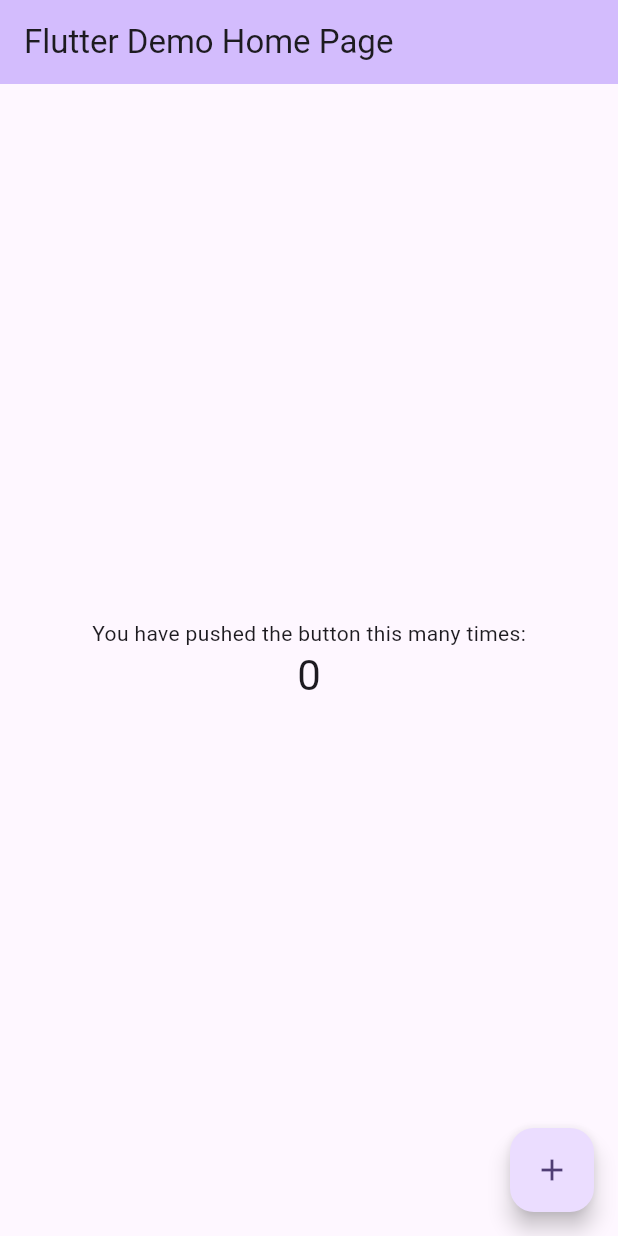
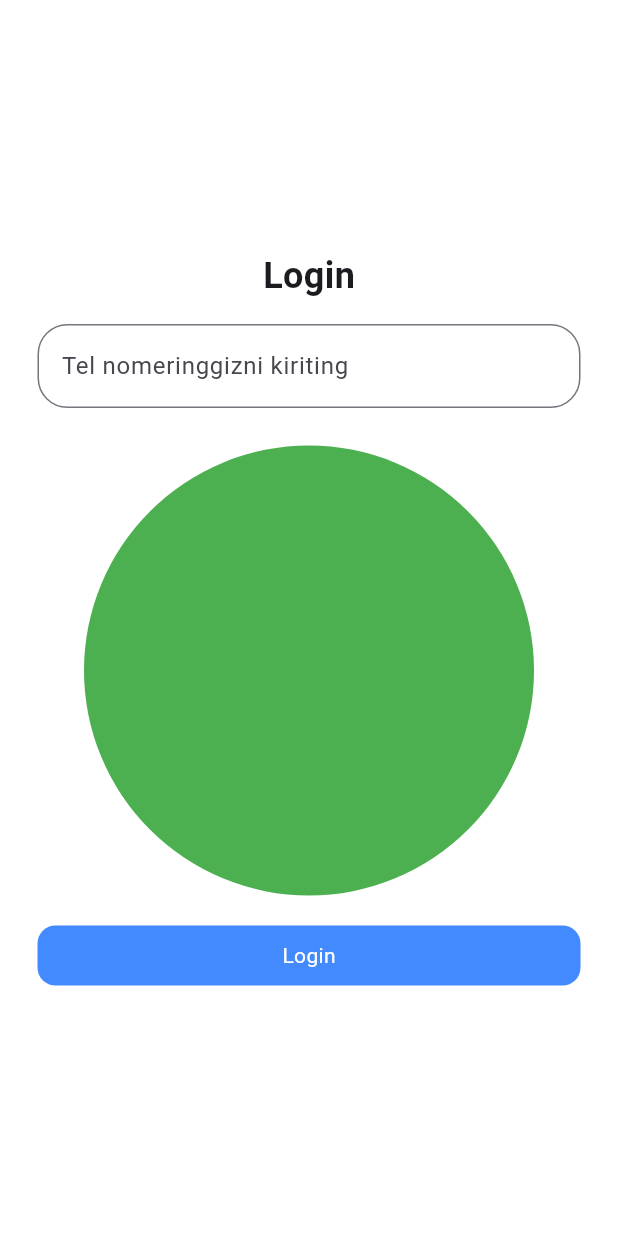
Before and after one commit to TeacherShoxrux/masofaviy_talim_talaba_flutter_web, a Flutter app: the screen it shows after launch, on a phone screen of 412 x 824 dp. Run offline on Flutter 3.47's test engine with Material 3 defaults, Android fonts, the phone set to English and light mode, and no system bars; our stand-ins replace go_router.

Commit message:
Routes add and page initialized

```diff
--- /dev/null
+++ b/lib/app/global/theme/app_colors.dart
@@ -0,0 +1,5 @@
+import 'package:flutter/material.dart';
+
+class AppColors {
+  static Color primaryColor=Colors.blueAccent;
+}
--- /dev/null
+++ b/lib/app/modules/login/login_page.dart
@@ -0,0 +1,37 @@
+import 'package:flutter/material.dart';
+import 'package:go_router/go_router.dart';
+import '../../widgets/app_text_field.dart';
+import '../../widgets/custom_button.dart';
+
+class LoginPage extends StatelessWidget {
+  const LoginPage({super.key});
+
+  @override
+  Widget build(BuildContext context) {
+    return Scaffold(
+      body: Center(
+        child: Container(
+          width: 500,
+          color: Colors.white,
+          child: Column(
+            mainAxisAlignment: MainAxisAlignment.center,
+            children: [
+              Text("Login", style: TextStyle(fontSize:24,fontWeight: FontWeight.w600),),
+              SizedBox(height: 15,),
+              Padding(padding: EdgeInsetsGeometry.symmetric(horizontal: 25), child: AppTextField(text: 'Tel nomeringgizni kiriting')),
+              SizedBox(height: 25,),
+              CircleAvatar(
+                radius: 150,
+                backgroundColor: Colors.green,
+              ),
+              SizedBox(height: 20,),
+              CustomButton(text: 'Login',onTap: (){
+                context.go('/home');
+              },)
+            ],
+          ),
+        ),
+      ),
+    );
+  }
+}
--- /dev/null
+++ b/lib/app/widgets/app_text_field.dart
@@ -0,0 +1,16 @@
+import 'package:flutter/material.dart';
+class AppTextField extends StatelessWidget {
+  const AppTextField({super.key, required this.text});
+  final String text;
+  @override
+  Widget build(BuildContext context) {
+    return TextField(
+    decoration: InputDecoration(
+      labelText: text,
+      border: OutlineInputBorder(
+
+        borderRadius: BorderRadius.circular(20))
+    ),
+    );
+  }
+}
--- /dev/null
+++ b/lib/app/widgets/custom_button.dart
@@ -0,0 +1,23 @@
+import 'package:flutter/material.dart';
+
+class CustomButton extends StatelessWidget {
+  const CustomButton({super.key, required this.text, this.onTap});
+  final String text;
+  final VoidCallback? onTap;
+  @override
+  Widget build(BuildContext context) {
+    return InkWell(
+      onTap: onTap,
+      child: Container(
+        margin: EdgeInsets.symmetric(horizontal: 25),
+        width: double.infinity,
+        padding: EdgeInsets.symmetric(horizontal: 20, vertical: 10),
+        decoration: BoxDecoration(
+          color: Colors.blueAccent,
+          borderRadius: BorderRadius.circular(12),
+        ),
+        child: Center(child: Text(text, style: TextStyle(color: Colors.white))),
+      ),
+    );
+  }
+}
--- a/lib/main.dart
+++ b/lib/main.dart
@@ -1,122 +1,209 @@
 import 'package:flutter/material.dart';
+import 'package:go_router/go_router.dart';
+import 'package:masofaviy_talim_talaba/app/modules/subjects/details/subject_details.dart';
+
+import 'app/modules/grades/grades_page.dart';
+import 'app/modules/home/home_page.dart';
+import 'app/modules/login/login_page.dart';
+import 'app/modules/main/main_layout.dart';
+//
+// void main() {
+//   runApp(MyApp());
+// }
+//
+// class MyApp extends StatelessWidget {
+//   final router = GoRouter(
+//     initialLocation: '/login',
+//     routes: [
+//       GoRoute(
+//         path: '/login',
+//         builder: (context, state) => LoginPage(),
+//       ),
+//       StatefulShellRoute.indexedStack(
+//         builder: (context, state, navigationShell) {
+//           return MainLayout(navigationShell: navigationShell);
+//         },
+//         branches: [
+//           StatefulShellBranch(
+//             routes: [
+//               GoRoute(
+//                 path: '/home',
+//                 builder: (context, state) => HomePage(),
+//               ),
+//             ],
+//           ),
+//           StatefulShellBranch(
+//             routes: [
+//               GoRoute(
+//                 path: '/settings',
+//                 builder: (context, state) => SettingsPage(),
+//               ),
+//             ],
+//           ),
+//         ],
+//       ),
+//     ],
+//   );
+//
+//   MyApp({super.key});
+//
+//   @override
+//   Widget build(BuildContext context) {
+//     return MaterialApp.router(
+//       routerConfig: router,
+//     );
+//   }
+// }
+
+// main.dart
+import 'package:flutter/material.dart';
+import 'package:go_router/go_router.dart';
+
+import 'app/modules/profile/profile_page.dart';
+import 'app/modules/subjects/subjects_page.dart';
 
 void main() {
-  runApp(const MyApp());
+  runApp(MyApp());
 }
 
 class MyApp extends StatelessWidget {
-  const MyApp({super.key});
+  MyApp({super.key});
 
-  // This widget is the root of your application.
+  final _router = GoRouter(
+    initialLocation: '/login',
+    routes: [
+      GoRoute(
+        path: '/login',
+        builder: (context, state) => LoginPage(),
+      ),
+      StatefulShellRoute.indexedStack(
+        builder: (context, state, navigationShell) {
+          return MainLayout(navigationShell: navigationShell);
+        },
+        branches: [
+          // Branch 0 -> Home
+          StatefulShellBranch(
+            routes: [
+              GoRoute(
+                path: '/home',
+                builder: (context, state) => HomePage(),
+
+              ),
+            ],
+          ),
+          // Branch 1 -> Reports
+          StatefulShellBranch(
+            routes: [
+              GoRoute(
+                path: '/subjects',
+                builder: (context, state) => SubjectsPage(),
+                  routes: [
+                    // GoRoute(
+                    //   path: 'subject',
+                    //   builder: (context, state) => UsersPage(),
+                    // ),
+                    GoRoute(
+                      path: '/:id',
+                      builder: (context, state) => SubjectDetails(subjectId: state.pathParameters['id']),
+                    )
+                  ]
+              ),
+            ],
+          ),
+          // Branch 2 -> Settings
+          StatefulShellBranch(
+            routes: [
+              GoRoute(
+                path: '/grades',
+                builder: (context, state) => GradesPage(),
+
+              ),
+            ],
+          ),
+          // Branch 3 -> Profile
+          StatefulShellBranch(
+            routes: [
+              GoRoute(
+                path: '/profile',
+                builder: (context, state) => ProfilePage(),
+              ),
+            ],
+          ),
+        ],
+      ),
+    ],
+    // optional: handle unknown or root
+    errorBuilder: (context, state) => Scaffold(
+      body: Center(child: Text('Page not found: ${state.uri.toString()}')),
+    ),
+  );
+
   @override
   Widget build(BuildContext context) {
-    return MaterialApp(
-      title: 'Flutter Demo',
-      theme: ThemeData(
-        // This is the theme of your application.
-        //
-        // TRY THIS: Try running your application with "flutter run". You'll see
-        // the application has a purple toolbar. Then, without quitting the app,
-        // try changing the seedColor in the colorScheme below to Colors.green
-        // and then invoke "hot reload" (save your changes or press the "hot
-        // reload" button in a Flutter-supported IDE, or press "r" if you used
-        // the command line to start the app).
-        //
-        // Notice that the counter didn't reset back to zero; the application
-        // state is not lost during the reload. To reset the state, use hot
-        // restart instead.
-        //
-        // This works for code too, not just values: Most code changes can be
-        // tested with just a hot reload.
-        colorScheme: .fromSeed(seedColor: Colors.deepPurple),
-      ),
-      home: const MyHomePage(title: 'Flutter Demo Home Page'),
+    return MaterialApp.router(
+      title: 'Masofaviy ta\'lim platformasi',
+      debugShowCheckedModeBanner: false,
+      routerConfig: _router,
+      theme: ThemeData(useMaterial3: true),
     );
   }
 }
 
-class MyHomePage extends StatefulWidget {
-  const MyHomePage({super.key, required this.title});
-
-  // This widget is the home page of your application. It is stateful, meaning
-  // that it has a State object (defined below) that contains fields that affect
-  // how it looks.
-
-  // This class is the configuration for the state. It holds the values (in this
-  // case the title) provided by the parent (in this case the App widget) and
-  // used by the build method of the State. Fields in a Widget subclass are
-  // always marked "final".
-
-  final String title;
-
-  @override
-  State<MyHomePage> createState() => _MyHomePageState();
-}
-
-class _MyHomePageState extends State<MyHomePage> {
-  int _counter = 0;
-
-  void _incrementCounter() {
-    setState(() {
-      // This call to setState tells the Flutter framework that something has
-      // changed in this State, which causes it to rerun the build method below
-      // so that the display can reflect the updated values. If we changed
-      // _counter without calling setState(), then the build method would not be
-      // called again, and so nothing would appear to happen.
-      _counter++;
-    });
-  }
-
-  @override
-  Widget build(BuildContext context) {
-    // This method is rerun every time setState is called, for instance as done
-    // by the _incrementCounter method above.
-    //
-    // The Flutter framework has been optimized to make rerunning build methods
-    // fast, so that you can just rebuild anything that needs updating rather
-    // than having to individually change instances of widgets.
-    return Scaffold(
-      appBar: AppBar(
-        // TRY THIS: Try changing the color here to a specific color (to
-        // Colors.amber, perhaps?) and trigger a hot reload to see the AppBar
-        // change color while the other colors stay the same.
-        backgroundColor: Theme.of(context).colorScheme.inversePrimary,
-        // Here we take the value from the MyHomePage object that was created by
-        // the App.build method, and use it to set our appbar title.
-        title: Text(widget.title),
-      ),
-      body: Center(
-        // Center is a layout widget. It takes a single child and positions it
-        // in the middle of the parent.
-        child: Column(
-          // Column is also a layout widget. It takes a list of children and
-          // arranges them vertically. By default, it sizes itself to fit its
-          // children horizontally, and tries to be as tall as its parent.
-          //
-          // Column has various properties to control how it sizes itself and
-          // how it positions its children. Here we use mainAxisAlignment to
-          // center the children vertically; the main axis here is the vertical
-          // axis because Columns are vertical (the cross axis would be
-          // horizontal).
-          //
-          // TRY THIS: Invoke "debug painting" (choose the "Toggle Debug Paint"
-          // action in the IDE, or press "p" in the console), to see the
-          // wireframe for each widget.
-          mainAxisAlignment: .center,
-          children: [
-            const Text('You have pushed the button this many times:'),
-            Text(
-              '$_counter',
-              style: Theme.of(context).textTheme.headlineMedium,
-            ),
-          ],
-        ),
-      ),
-      floatingActionButton: FloatingActionButton(
-        onPressed: _incrementCounter,
-        tooltip: 'Increment',
-        child: const Icon(Icons.add),
-      ),
-    );
-  }
-}
+// class HomePage extends StatelessWidget {
+//   @override
+//   Widget build(BuildContext context) {
+//     return _PageScaffold(title: 'Home', child: Center(child: Text('Welcome to Home', style: TextStyle(fontSize: 22))));
+//   }
+// }
+//
+// class ReportsPage extends StatelessWidget {
+//   @override
+//   Widget build(BuildContext context) {
+//     return _PageScaffold(
+//       title: 'Reports',
+//       child: Center(child: Text('Reports and charts go here', style: TextStyle(fontSize: 22))),
+//     );
+//   }
+// }
+//
+// class SettingsPage extends StatelessWidget {
+//   @override
+//   Widget build(BuildContext context) {
+//     return _PageScaffold(
+//       title: 'Settings',
+//       child: Center(child: Text('Settings page', style: TextStyle(fontSize: 22))),
+//     );
+//   }
+// }
+//
+// class ProfilePage extends StatelessWidget {
+//   @override
+//   Widget build(BuildContext context) {
+//     return _PageScaffold(
+//       title: 'Profile',
+//       child: Center(child: Text('Profile page', style: TextStyle(fontSize: 22))),
+//     );
+//   }
+// }
+//
+// /// Reusable page scaffold with AppBar
+// class _PageScaffold extends StatelessWidget {
+//   final String title;
+//   final Widget child;
+//   const _PageScaffold({required this.title, required this.child});
+//
+//   @override
+//   Widget build(BuildContext context) {
+//     return Scaffold(
+//       appBar: AppBar(
+//         title: Text(title),
+//         backgroundColor: Colors.blueGrey.shade900,
+//         elevation: 2,
+//       ),
+//       body: Padding(
+//         padding: EdgeInsets.all(18),
+//         child: child,
+//       ),
+//     );
+//   }
+// }
--- a/pubspec.yaml
+++ b/pubspec.yaml
@@ -34,6 +34,7 @@ dependencies:
   # The following adds the Cupertino Icons font to your application.
   # Use with the CupertinoIcons class for iOS style icons.
   cupertino_icons: ^1.0.8
+  go_router: ^14.0.0
 
 dev_dependencies:
   flutter_test:
```
Also changed, not shown: lib/app/modules/grades/grades_page.dart (added, +15 -0 lines), lib/app/modules/home/home_page.dart (added, +10 -0 lines), lib/app/modules/main/main_layout.dart (added, +223 -0 lines), lib/app/modules/profile/profile_page.dart (added, +16 -0 lines), lib/app/modules/subjects/details/subject_details.dart (added, +16 -0 lines), lib/app/modules/subjects/subjects_page.dart (added, +23 -0 lines), pubspec.lock, 2 other files.
